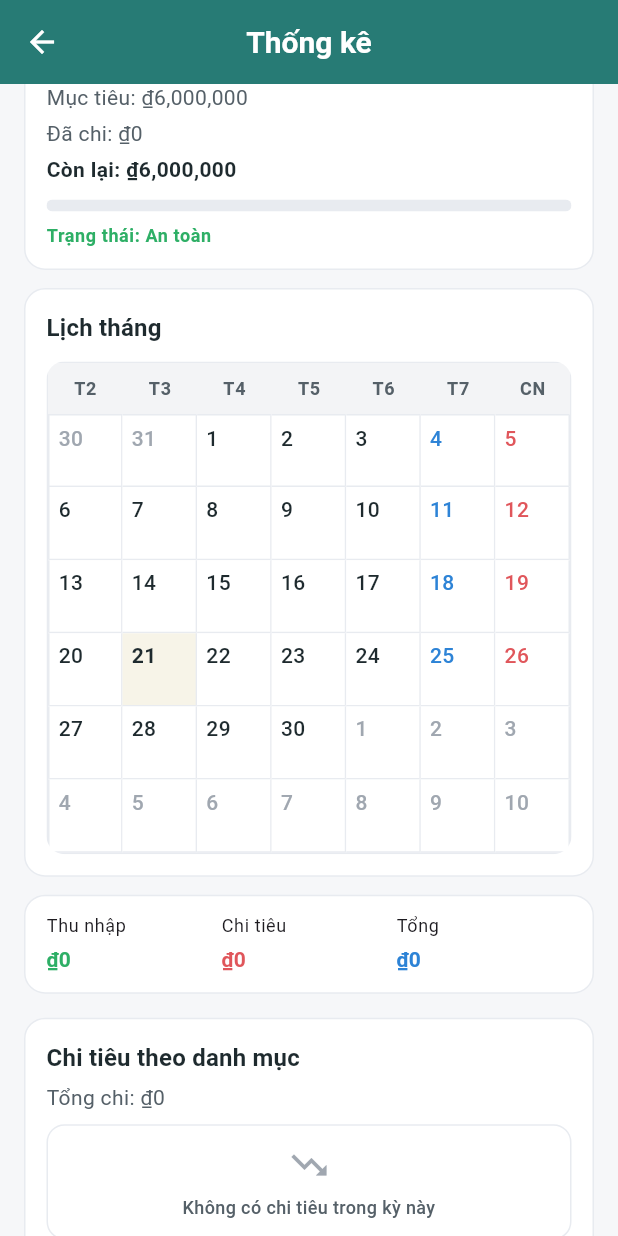
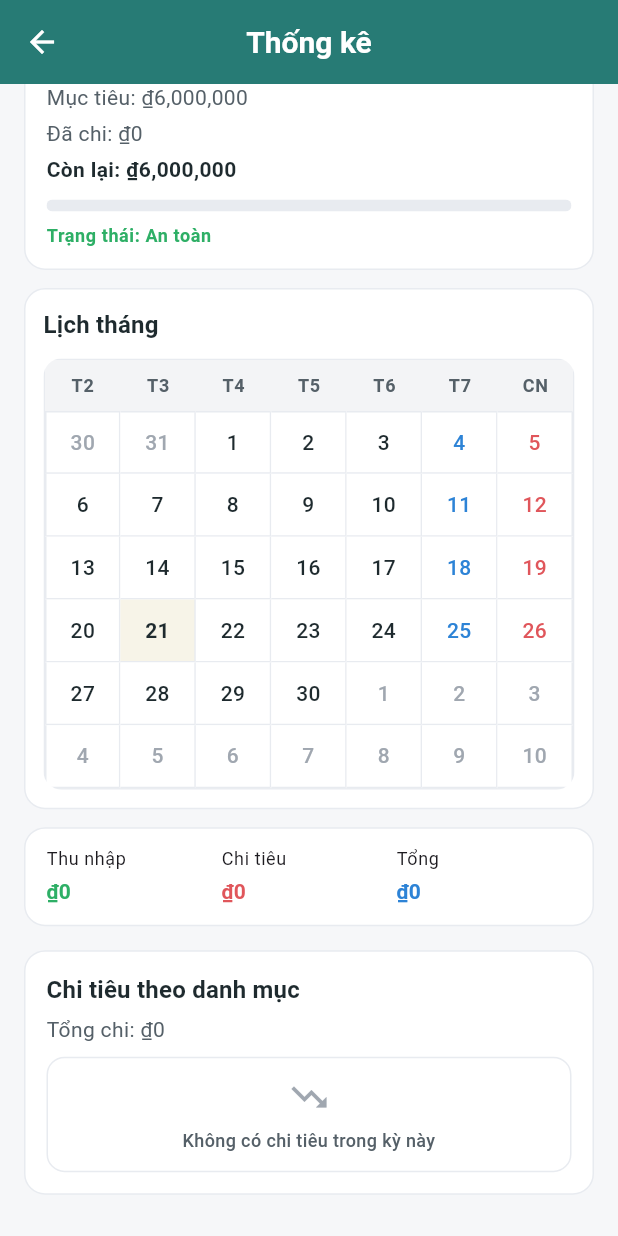
Before and after one commit to Minh08012005/SmartSpender, a Flutter app: the StatisticScreen screen opened directly, scrolled down 166 dp, on a phone screen of 412 x 824 dp. Run offline on Flutter 3.47's test engine with Material 3 defaults, Android fonts, the phone set to English and light mode, and no system bars; our stand-ins replace dio, shared_preferences, shimmer; accounts and stored records are empty; network calls fail.

Commit message:
fix: Optimize calendar UI to prevent overflow and improve transactions display
- Remove 'Recent Transactions' section to give more space to calendar
- Adjust calendar cell aspect ratio (1.2) to avoid RenderFlex overflow
- Replace amount text in calendar cells with indicator dots (red for expense, green for income)
- Simplify day_transactions_sheet layout with proper scrolling
- Add constraints to bottom sheet for better mobile UX
- Center calendar cell content for cleaner appearance

```diff
--- a/mobile/lib/views/statistic/statistic_screen.dart
+++ b/mobile/lib/views/statistic/statistic_screen.dart
@@ -26,7 +26,6 @@ class StatisticScreen extends StatefulWidget {
 class _StatisticScreenState extends State<StatisticScreen> {
   bool _initialized = false;
   bool _isPeriodChanging = false;
-  bool _showAllRecent = false;
   int _selectedMonth = DateTime.now().month;
   int _selectedYear = DateTime.now().year;
   DateTime? _selectedDate;
@@ -92,7 +91,6 @@ class _StatisticScreenState extends State<StatisticScreen> {
                       _selectedMonth = month;
                       _selectedYear = year;
                       _selectedDate = DateTime(year, month, 1);
-                      _showAllRecent = false;
                     });
                     await _reload();
                   },
@@ -127,6 +125,9 @@ class _StatisticScreenState extends State<StatisticScreen> {
                     showModalBottomSheet<void>(
                       context: context,
                       isScrollControlled: true,
+                      constraints: BoxConstraints(
+                        maxHeight: MediaQuery.of(context).size.height * 0.75,
+                      ),
                       shape: const RoundedRectangleBorder(
                         borderRadius: BorderRadius.vertical(
                           top: Radius.circular(16),
@@ -182,23 +183,6 @@ class _StatisticScreenState extends State<StatisticScreen> {
               ),
 
               const SizedBox(height: 16),
-
-              // Recent Transactions Section
-              SectionReveal(
-                delayMs: 200,
-                child: AnimatedSwitcher(
-                  duration: const Duration(milliseconds: 220),
-                  child: _buildTransactionSection(
-                    txProvider,
-                    transactions,
-                    key: ValueKey<String>(
-                      'tx_${_selectedMonth}_${_selectedYear}_${transactions.length}',
-                    ),
-                  ),
-                ),
-              ),
-
-              const SizedBox(height: 20),
             ],
           ),
         ),
@@ -345,92 +329,6 @@ class _StatisticScreenState extends State<StatisticScreen> {
     );
   }
 
-  Widget _buildTransactionSection(
-    TransactionProvider txProvider,
-    List<TransactionModel> transactions, {
-    Key? key,
-  }) {
-    return Column(
-      key: key,
-      crossAxisAlignment: CrossAxisAlignment.start,
-      children: [
-        Container(
-          padding: const EdgeInsets.all(14),
-          decoration: BoxDecoration(
-            color: AppColors.surface,
-            borderRadius: BorderRadius.circular(14),
-            border: Border.all(color: AppColors.surfaceBorder),
-          ),
-          child: Column(
-            crossAxisAlignment: CrossAxisAlignment.start,
-            children: [
-              Text(
-                AppStrings.statisticRecentTransactions,
-                style: Theme.of(context).textTheme.titleMedium,
-              ),
-              const SizedBox(height: 4),
-              Text(
-                _showAllRecent
-                    ? AppStrings.statisticRecentTransactionsExpandedHint
-                    : AppStrings.statisticRecentTransactionsCompactHint,
-                style: Theme.of(context).textTheme.bodyMedium?.copyWith(
-                  color: AppColors.textSecondary,
-                ),
-              ),
-              const SizedBox(height: 8),
-              if (txProvider.isLoading && transactions.isEmpty)
-                Column(
-                  children: List.generate(
-                    3,
-                    (i) => Padding(
-                      padding: const EdgeInsets.only(bottom: 8),
-                      child: LoadingSkeletonWidget(type: 'row'),
-                    ),
-                  ),
-                )
-              else if (transactions.isEmpty)
-                const EmptyStateWidget(
-                  message: AppStrings.homeEmptyTransactions,
-                  icon: Icons.receipt_long,
-                  compact: true,
-                )
-              else
-                Column(
-                  children: transactions
-                      .take(_showAllRecent ? transactions.length : 3)
-                      .map(
-                        (tx) => Padding(
-                          padding: const EdgeInsets.only(bottom: 8),
-                          child: TransactionTileWidget(transaction: tx),
-                        ),
-                      )
-                      .toList(),
-                ),
-              if (transactions.length > 3) ...[
-                const SizedBox(height: 2),
-                Align(
-                  alignment: Alignment.centerRight,
-                  child: TextButton(
-                    onPressed: () {
-                      setState(() {
-                        _showAllRecent = !_showAllRecent;
-                      });
-                    },
-                    child: Text(
-                      _showAllRecent
-                          ? AppStrings.statisticCollapse
-                          : AppStrings.statisticSeeMore,
-                    ),
-                  ),
-                ),
-              ],
-            ],
-          ),
-        ),
-      ],
-    );
-  }
-
   Future<void> _reload() async {
     if (_isPeriodChanging) return;
 
--- a/mobile/lib/views/statistic/widgets/day_transactions_sheet.dart
+++ b/mobile/lib/views/statistic/widgets/day_transactions_sheet.dart
@@ -41,12 +41,11 @@ class _DayTransactionsSheetState extends State<DayTransactionsSheet> {
         final totalExpense = txProvider.dayTotalExpense;
         final net = totalIncome - totalExpense;
 
-        return SafeArea(
-          child: Padding(
-            padding: const EdgeInsets.fromLTRB(16, 16, 16, 20),
+        return Padding(
+          padding: const EdgeInsets.fromLTRB(16, 16, 16, 16),
           child: Column(
+            crossAxisAlignment: CrossAxisAlignment.start,
             mainAxisSize: MainAxisSize.min,
-              crossAxisAlignment: CrossAxisAlignment.start,
             children: [
               Text(
                 '${AppStrings.statisticDayTransactionsTitlePrefix} ${widget.day.day}/${widget.day.month}/${widget.day.year}',
@@ -75,26 +74,33 @@ class _DayTransactionsSheetState extends State<DayTransactionsSheet> {
                 )
               // Hiển thị dữ liệu
               else
-                  Column(
+                Flexible(
+                  child: Column(
                     crossAxisAlignment: CrossAxisAlignment.start,
+                    mainAxisSize: MainAxisSize.min,
                     children: [
-                      Wrap(
-                        spacing: 8,
-                        runSpacing: 8,
+                      SingleChildScrollView(
+                        scrollDirection: Axis.horizontal,
+                        child: Row(
                           children: [
                             _MiniChip(
                               label: 'Thu: ${formatAmount(totalIncome)}',
                               color: AppColors.success,
                             ),
+                            const SizedBox(width: 8),
                             _MiniChip(
                               label: 'Chi: ${formatAmount(totalExpense)}',
                               color: AppColors.danger,
                             ),
+                            const SizedBox(width: 8),
                             _MiniChip(
                               label: 'Net: ${formatAmount(net)}',
-                            color: net >= 0 ? AppColors.info : AppColors.danger,
+                              color: net >= 0
+                                  ? AppColors.info
+                                  : AppColors.danger,
                             ),
                           ],
+                        ),
                       ),
                       const SizedBox(height: 12),
                       if (dayTx.isEmpty)
@@ -104,10 +110,10 @@ class _DayTransactionsSheetState extends State<DayTransactionsSheet> {
                           icon: Icons.event_busy,
                         )
                       else
-                        ConstrainedBox(
-                          constraints: const BoxConstraints(maxHeight: 360),
+                        Flexible(
                           child: ListView.separated(
                             shrinkWrap: true,
+                            physics: const AlwaysScrollableScrollPhysics(),
                             itemBuilder: (context, i) =>
                                 TransactionTileWidget(transaction: dayTx[i]),
                             separatorBuilder: (context, index) =>
@@ -117,8 +123,8 @@ class _DayTransactionsSheetState extends State<DayTransactionsSheet> {
                         ),
                     ],
                   ),
+                ),
             ],
-            ),
           ),
         );
       },
--- a/mobile/lib/views/statistic/widgets/month_calendar_widget.dart
+++ b/mobile/lib/views/statistic/widgets/month_calendar_widget.dart
@@ -36,13 +36,14 @@ class MonthCalendarWidget extends StatelessWidget {
     }
 
     return Container(
-      padding: const EdgeInsets.all(14),
+      padding: const EdgeInsets.all(12),
       decoration: BoxDecoration(
         color: AppColors.surface,
         borderRadius: BorderRadius.circular(14),
         border: Border.all(color: AppColors.surfaceBorder),
       ),
       child: Column(
+        mainAxisSize: MainAxisSize.min,
         crossAxisAlignment: CrossAxisAlignment.start,
         children: [
           Text(
@@ -57,6 +58,7 @@ class MonthCalendarWidget extends StatelessWidget {
                 border: Border.all(color: AppColors.surfaceBorder),
               ),
               child: Column(
+                mainAxisSize: MainAxisSize.min,
                 children: [
                   Container(
                     height: 34,
@@ -82,7 +84,7 @@ class MonthCalendarWidget extends StatelessWidget {
                           crossAxisCount: 7,
                           crossAxisSpacing: 0,
                           mainAxisSpacing: 0,
-                          childAspectRatio: 1.02,
+                          childAspectRatio: 1.2,
                         ),
                     itemBuilder: (context, index) {
                       final day = days[index];
@@ -95,7 +97,7 @@ class MonthCalendarWidget extends StatelessWidget {
                       return InkWell(
                         onTap: inCurrentMonth ? () => onDaySelected(day) : null,
                         child: Container(
-                          padding: const EdgeInsets.fromLTRB(6, 5, 6, 5),
+                          padding: const EdgeInsets.fromLTRB(4, 3, 4, 3),
                           decoration: BoxDecoration(
                             color: isSelected
                                 ? const Color(0xFFF7F4E8)
@@ -103,7 +105,9 @@ class MonthCalendarWidget extends StatelessWidget {
                             border: _buildCellBorder(index),
                           ),
                           child: Column(
-                            crossAxisAlignment: CrossAxisAlignment.start,
+                            mainAxisSize: MainAxisSize.min,
+                            crossAxisAlignment: CrossAxisAlignment.center,
+                            mainAxisAlignment: MainAxisAlignment.center,
                             children: [
                               Text(
                                 '${day.day}',
@@ -118,28 +122,19 @@ class MonthCalendarWidget extends StatelessWidget {
                                           : FontWeight.w500,
                                     ),
                               ),
-                              const Spacer(),
-                              if (amount.income > 0)
-                                Text(
-                                  _compactAmount(amount.income),
-                                  style: Theme.of(context).textTheme.labelSmall
-                                      ?.copyWith(
-                                        color: AppColors.info,
-                                        fontWeight: FontWeight.w600,
-                                      ),
-                                  maxLines: 1,
-                                  overflow: TextOverflow.ellipsis,
-                                ),
-                              if (amount.expense > 0)
-                                Text(
-                                  _compactAmount(amount.expense),
-                                  style: Theme.of(context).textTheme.labelSmall
-                                      ?.copyWith(
-                                        color: AppColors.danger,
-                                        fontWeight: FontWeight.w600,
-                                      ),
-                                  maxLines: 1,
-                                  overflow: TextOverflow.ellipsis,
+                              if (amount.income > 0 || amount.expense > 0)
+                                Padding(
+                                  padding: const EdgeInsets.only(top: 2),
+                                  child: Container(
+                                    width: 4,
+                                    height: 4,
+                                    decoration: BoxDecoration(
+                                      color: amount.expense > 0
+                                          ? AppColors.danger
+                                          : AppColors.info,
+                                      shape: BoxShape.circle,
+                                    ),
+                                  ),
                                 ),
                             ],
                           ),
```
Lines whose indentation alone changed are shown as unchanged.
